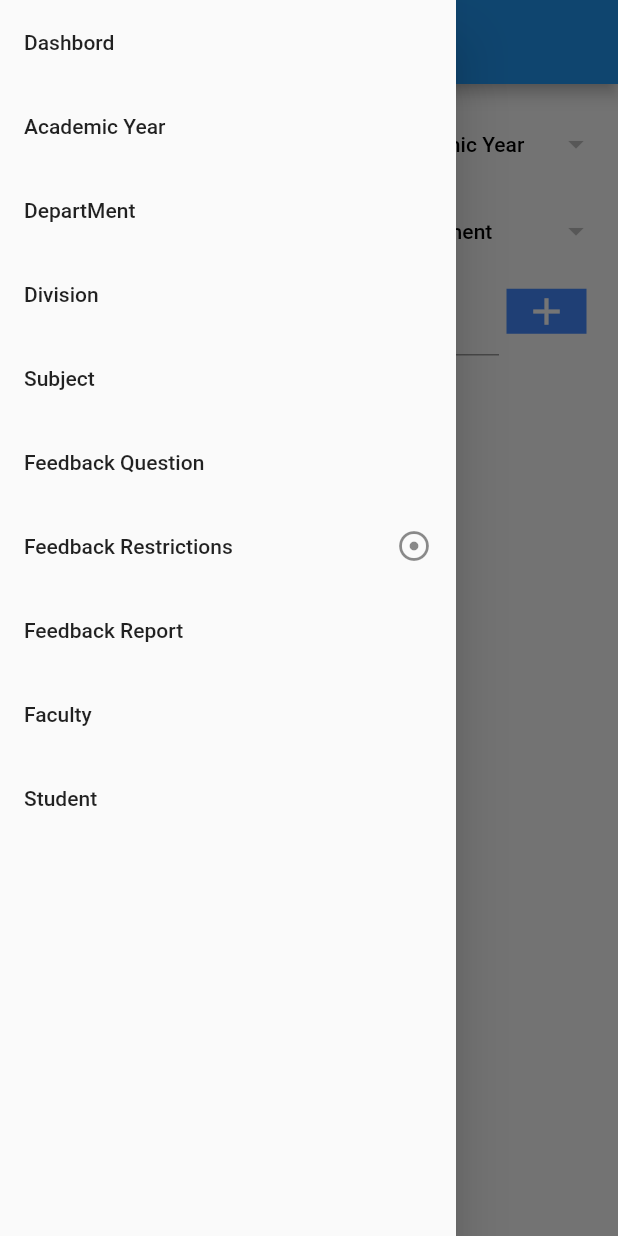
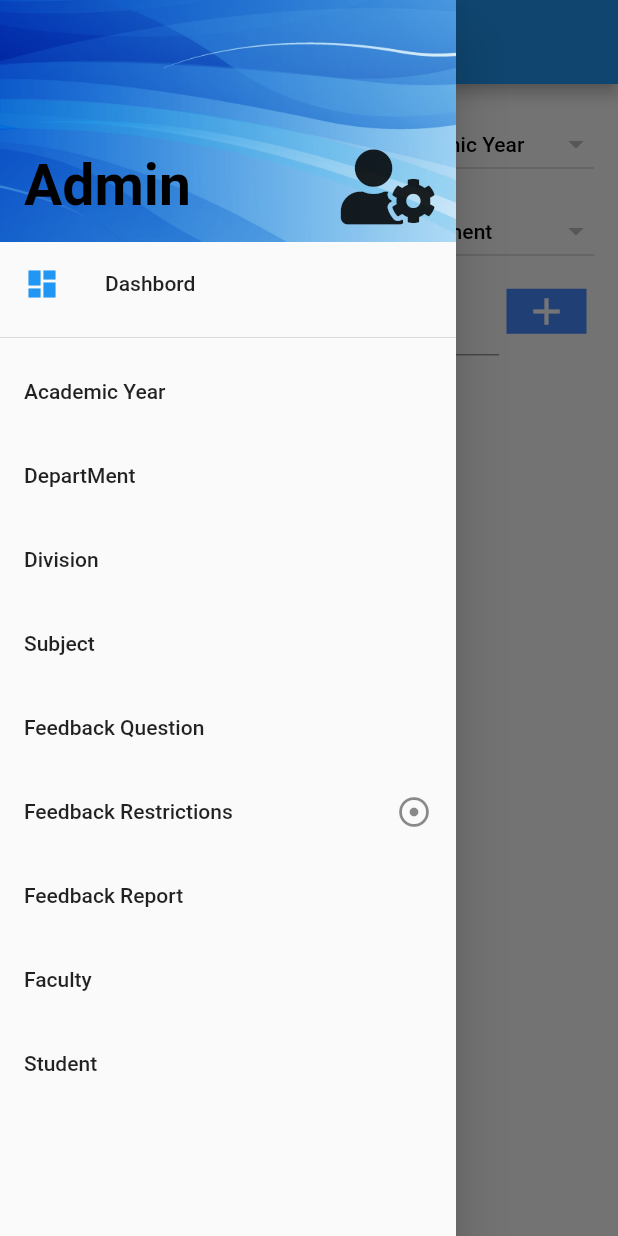
Before and after one commit to ishitgami/Online-Student-Feedback-System, a Flutter app: the ClassScreen screen opened by its route, with the side drawer open, on a phone screen of 412 x 824 dp. Run offline on Flutter 3.47's test engine with Material 2 defaults, Android fonts, the phone set to English and light mode, and no system bars; our stand-ins replace cloud_firestore, firebase_auth, firebase_core, flutter_rating_bar, font_awesome_flutter, pdf and 1 more; missing offline and left inert: flutter_full_pdf_viewer; accounts and stored records are empty.

Commit message:
Change UI of Drawer

```diff
--- a/lib/admin/AcademicYear.dart
+++ b/lib/admin/AcademicYear.dart
@@ -85,16 +85,22 @@ class _AcademicYearState extends State<AcadamicYear> {
                             })
                             .then((value) => {
                                   value.collection('Department').add({
-                                    'name': 'it',
+                                    'name': 'CIVIL ENGINEERING',
                                   }),
                                   value.collection('Department').add({
-                                    'name': 'cs',
+                                    'name': 'COMPUTER ENGINEERING',
                                   }),
                                   value.collection('Department').add({
-                                    'name': 'mech',
+                                    'name': 'ELECTRONICS & COMMUNICATION ENGG.',
                                   }),
                                   value.collection('Department').add({
-                                    'name': 'ec',
+                                    'name': 'INFORMATION TECHNOLOGY',
+                                  }),
+                                  value.collection('Department').add({
+                                    'name': 'MECHANICAL ENGINEERING',
+                                  }),
+                                  value.collection('Department').add({
+                                    'name': 'PRODUCTION ENGINEERING',
                                   }),
                                 });
                           });
--- a/lib/admin/Department.dart
+++ b/lib/admin/Department.dart
@@ -206,7 +206,8 @@ class _DepartmentState extends State<Department> {
                                                     },
                                                   ),
                                                 ],
-                                              ));
+                                              ),
+                                              );
                                     },
                                   )
                                 ],
--- a/lib/admin/DrawerAdmin.dart
+++ b/lib/admin/DrawerAdmin.dart
@@ -1,4 +1,6 @@
 import 'package:flutter/material.dart';
+import 'package:font_awesome_flutter/font_awesome_flutter.dart';
+
 import 'faculty.dart';
 import 'index.dart';
 import 'AcademicYear.dart';
@@ -20,16 +22,27 @@ class AdminDrawer extends StatelessWidget {
     return Drawer(
       child: SafeArea(
         child: ListView(
-
           padding: EdgeInsets.zero,
           children: <Widget>[
+            _createHeader(),
             ListTile(
-              title: Text('Dashbord'),
+              title: Row(
+                children: [
+                  Icon(Icons.dashboard,color: Colors.blue,),
+                  SizedBox(
+                    width: 30,
+                  ),
+                  Text('Dashbord'),
+                ],
+              ),
               onTap: () {
                 Navigator.pop(context);
-                Navigator.pushNamed(context,  AdminScreen.id);
+                Navigator.pushNamed(context, AdminScreen.id);
               },
             ),
+            SizedBox(
+              width: 50,
+              child: Divider()),
             ListTile(
               title: Text('Academic Year'),
               onTap: () {
@@ -66,8 +79,7 @@ class AdminDrawer extends StatelessWidget {
               },
             ),
             ListTile(
-
-              title:Row(
+              title: Row(
                 children: [
                   Expanded(child: Text('Feedback Restrictions')),
                   Icon(Icons.adjust),
@@ -92,7 +104,6 @@ class AdminDrawer extends StatelessWidget {
                 Navigator.pushNamed(context, FacultyInAdmin.id);
               },
             ),
-
             ListTile(
               title: Text('Student'),
               onTap: () {
@@ -100,10 +111,39 @@ class AdminDrawer extends StatelessWidget {
                 Navigator.pushNamed(context, StudentInAdminScreen.id);
               },
             ),
-
           ],
         ),
       ),
     );
   }
 }
+
+Widget _createHeader() {
+  return DrawerHeader(
+      margin: EdgeInsets.zero,
+      padding: EdgeInsets.zero,
+      decoration: BoxDecoration(
+          image: DecorationImage(
+              fit: BoxFit.cover,
+              image: AssetImage('img/drawerbg.jpg'))),
+      child: Stack(children: <Widget>[
+        Positioned(
+            bottom: 12.0,
+            left: 16.0,
+            child: Row(
+              children: [
+                 Text(
+                  "Admin",
+                  style: TextStyle(
+                      color: Colors.black,
+                      fontSize: 38.0,
+                      fontWeight: FontWeight.w700),
+                ),
+                SizedBox(
+                  width: 100,
+                ),
+                Icon(FontAwesomeIcons.userCog,size: 50),
+              ],
+            )),
+      ]));
+}
--- a/lib/auth/registrationScreen.dart
+++ b/lib/auth/registrationScreen.dart
@@ -364,7 +364,6 @@ class _RegistrationScreenState extends State<RegistrationScreen> {
                                         RoundedRectangleBorder(
                                           borderRadius:
                                               BorderRadius.circular(25.0),
-                                          // side: BorderSide(color: Colors.red),
                                         ),
                                       ),
                                     ),
@@ -391,7 +390,8 @@ class _RegistrationScreenState extends State<RegistrationScreen> {
                                       style: TextStyle(
                                           fontSize: 20,
                                           fontWeight: FontWeight.w700),
-                                    )),
+                                    ),
+                                    ),
                               ),
                             ),
                           ],
--- a/lib/components/simpleDropdown.dart
+++ b/lib/components/simpleDropdown.dart
@@ -1,7 +1,7 @@
 import 'package:flutter/material.dart';
 
 
-DropdownButton<String> simpleDropdown(choseValue,list,hinttext,Function onChage) {
+DropdownButton<String> simpleDropdown(choseValue,list,hinttext,Function onChage ) {
     var _dchosenValue;
     List<dynamic> itemsList;
     String hintText;
@@ -11,13 +11,12 @@ DropdownButton<String> simpleDropdown(choseValue,list,hinttext,Function onChage)
     hintText = hinttext;
     onchaged = onChage;
 
+
     return DropdownButton<String>(
-
-      focusColor: Colors.black,
+      focusColor: Colors.white,
       value: _dchosenValue,
-      style: TextStyle(color: Colors.grey),
+      style: TextStyle(color: Colors.white),
       iconEnabledColor: Colors.black,
-      underline: SizedBox(),
       isExpanded: true,
       items: itemsList != null && itemsList.length > 0
           ? itemsList.map<DropdownMenuItem<String>>((dynamic value) {
--- a/pubspec.yaml
+++ b/pubspec.yaml
@@ -36,6 +36,7 @@ dependencies:
   flutter_full_pdf_viewer: ^1.0.6
   path_provider: ^1.5.1
   wave: ^0.2.0
+  font_awesome_flutter: ^9.1.0
   # firebase_auth_web: ^3.0.0
   # firebase_core_web: ^1.1.0
   # cloud_firestore_web: ^2.3.0
```
Also changed, not shown: lib/admin/classes.dart (+5 -2 lines), img/drawerbg.jpg (added). Lines whose indentation alone changed are shown as unchanged.
